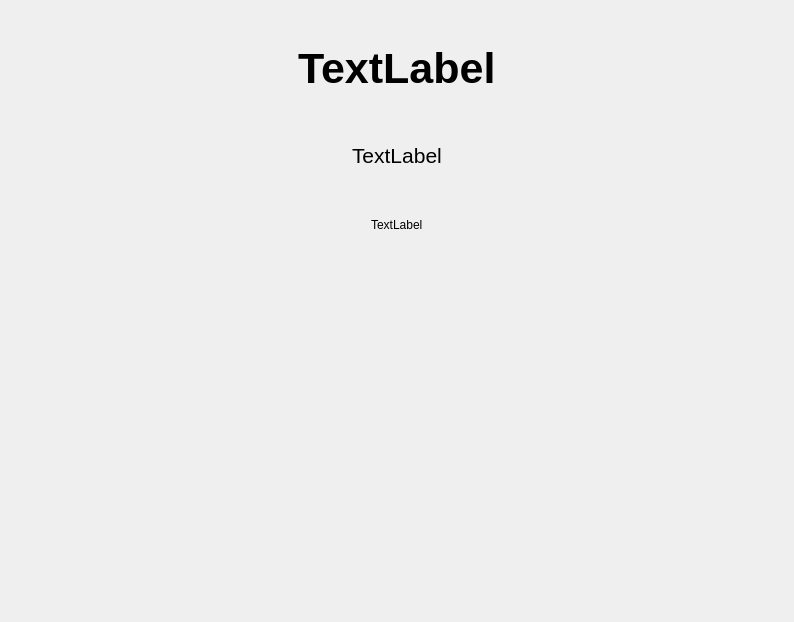
Before: the Qt Designer form src/app/audioView2.ui in KDE/dragon, drawn with Qt 5.
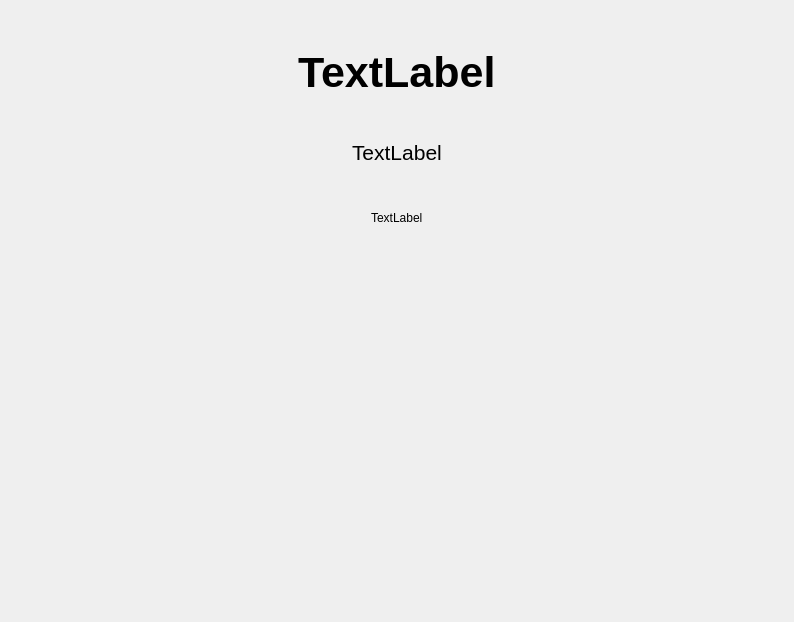
After: the same form once the commit is applied. Custom widgets are drawn as their Qt base class.

Commit message: get rid of alignment, only available in qt48

```diff
--- a/src/app/audioView2.ui
+++ b/src/app/audioView2.ui
@@ -16,10 +16,22 @@
   <layout class="QVBoxLayout" name="verticalLayout_2">
    <item>
     <layout class="QVBoxLayout" name="verticalLayout">
-     <property name="spacing">
-      <number>17</number>
-     </property>
-     <item alignment="Qt::AlignHCenter">
+     <item>
+      <layout class="QHBoxLayout" name="horizontalLayout_3">
+       <item>
+        <spacer name="horizontalSpacer_7">
+         <property name="orientation">
+          <enum>Qt::Horizontal</enum>
+         </property>
+         <property name="sizeHint" stdset="0">
+          <size>
+           <width>40</width>
+           <height>20</height>
+          </size>
+         </property>
+        </spacer>
+       </item>
+       <item>
       <widget class="QLabel" name="m_track">
        <property name="sizePolicy">
         <sizepolicy hsizetype="Fixed" vsizetype="Maximum">
@@ -39,7 +51,37 @@
        </property>
       </widget>
      </item>
-     <item alignment="Qt::AlignHCenter">
+       <item>
+        <spacer name="horizontalSpacer_8">
+         <property name="orientation">
+          <enum>Qt::Horizontal</enum>
+         </property>
+         <property name="sizeHint" stdset="0">
+          <size>
+           <width>40</width>
+           <height>20</height>
+          </size>
+         </property>
+        </spacer>
+       </item>
+      </layout>
+     </item>
+     <item>
+      <layout class="QHBoxLayout" name="horizontalLayout_2">
+       <item>
+        <spacer name="horizontalSpacer_3">
+         <property name="orientation">
+          <enum>Qt::Horizontal</enum>
+         </property>
+         <property name="sizeHint" stdset="0">
+          <size>
+           <width>88</width>
+           <height>20</height>
+          </size>
+         </property>
+        </spacer>
+       </item>
+       <item>
       <widget class="QLabel" name="m_artist">
        <property name="sizePolicy">
         <sizepolicy hsizetype="Fixed" vsizetype="Maximum">
@@ -57,7 +99,37 @@
        </property>
       </widget>
      </item>
-     <item alignment="Qt::AlignHCenter">
+       <item>
+        <spacer name="horizontalSpacer_4">
+         <property name="orientation">
+          <enum>Qt::Horizontal</enum>
+         </property>
+         <property name="sizeHint" stdset="0">
+          <size>
+           <width>108</width>
+           <height>20</height>
+          </size>
+         </property>
+        </spacer>
+       </item>
+      </layout>
+     </item>
+     <item>
+      <layout class="QHBoxLayout" name="horizontalLayout_4">
+       <item>
+        <spacer name="horizontalSpacer_5">
+         <property name="orientation">
+          <enum>Qt::Horizontal</enum>
+         </property>
+         <property name="sizeHint" stdset="0">
+          <size>
+           <width>88</width>
+           <height>20</height>
+          </size>
+         </property>
+        </spacer>
+       </item>
+       <item>
       <widget class="QLabel" name="m_album">
        <property name="sizePolicy">
         <sizepolicy hsizetype="Fixed" vsizetype="Maximum">
@@ -69,6 +141,21 @@
         <string notr="true">TextLabel</string>
        </property>
       </widget>
+       </item>
+       <item>
+        <spacer name="horizontalSpacer_6">
+         <property name="orientation">
+          <enum>Qt::Horizontal</enum>
+         </property>
+         <property name="sizeHint" stdset="0">
+          <size>
+           <width>118</width>
+           <height>20</height>
+          </size>
+         </property>
+        </spacer>
+       </item>
+      </layout>
      </item>
      <item>
       <spacer name="verticalSpacer">
```
Lines whose indentation alone changed are shown as unchanged.
